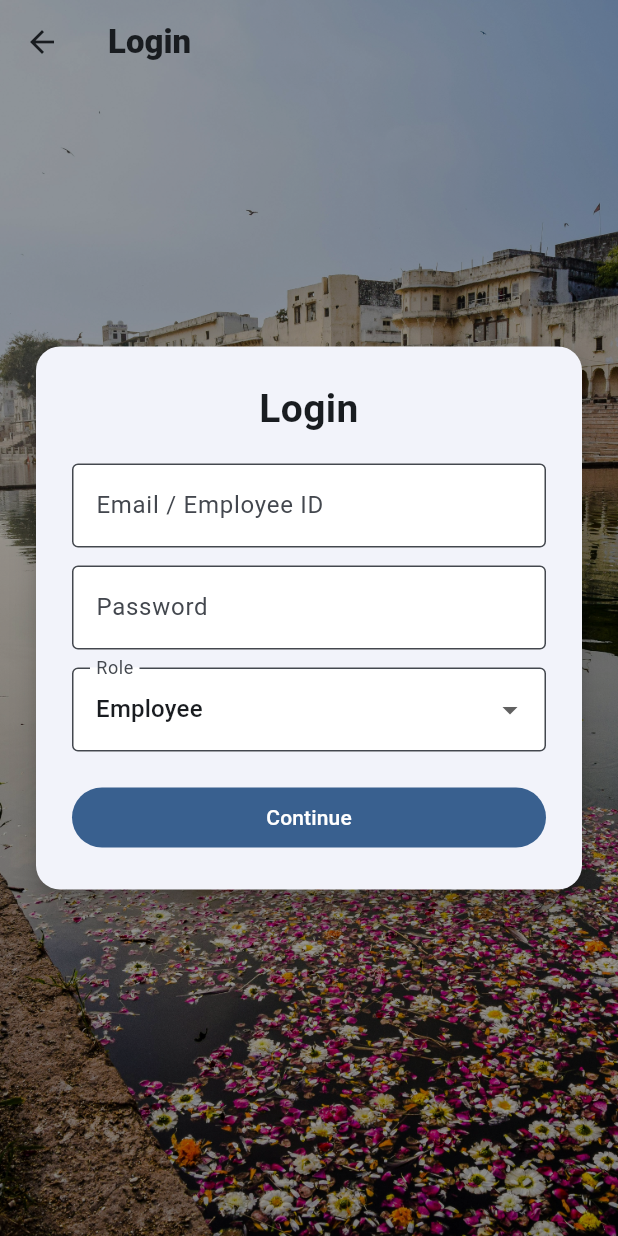
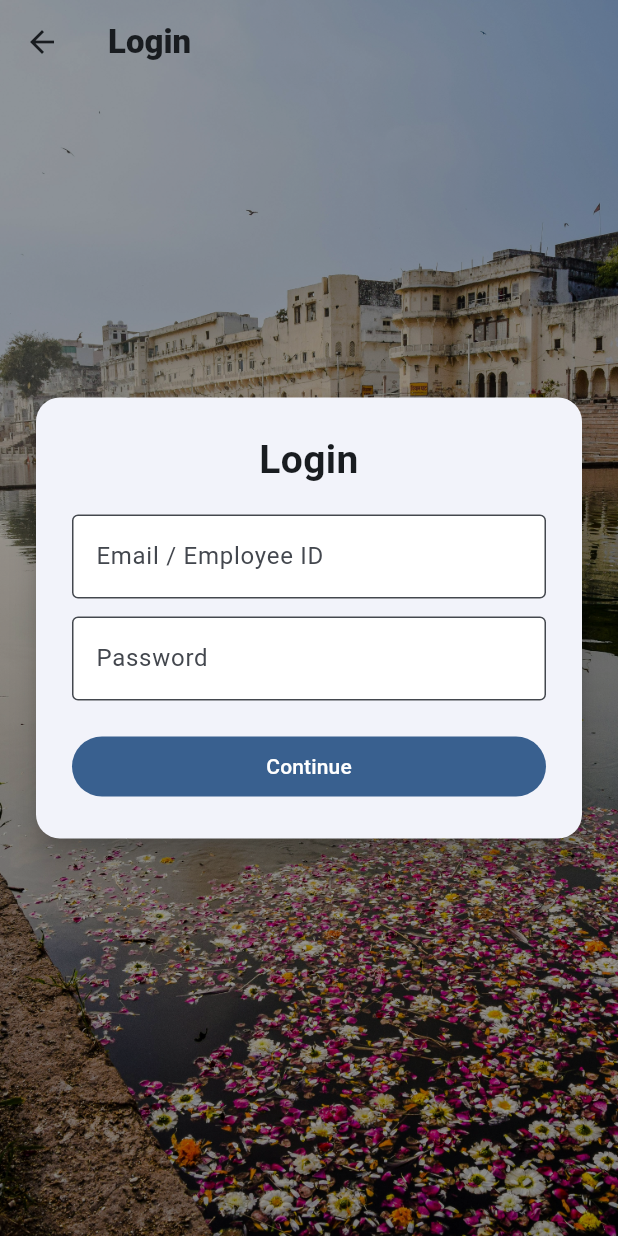
Before and after one commit to VishalX9/Hydro-, a Flutter app: the screen it shows after launch, after a tap on "Login", on a phone screen of 412 x 824 dp. Run offline on Flutter 3.47's test engine with Material 3 defaults, Android fonts, the phone set to English and light mode, and no system bars; our stand-ins replace camera, flutter_map, geocoding, geolocator, latlong2, table_calendar; missing offline and left inert: mobile_scanner.

Commit message:
Improve login security and update project documentation
Remove role selection from login screen and use authenticated role from backend; update replit.md with recent changes.

Replit-Commit-Author: Agent
Replit-Commit-Session-Id: a36f49df-649e-4707-819b-97e5ba2a9f1a
Replit-Commit-Checkpoint-Type: intermediate_checkpoint
Replit-Commit-Screenshot-Url: https://storage.googleapis.com/screenshot-production-us-central1/5796d029-1b8d-4552-8db7-b26ea91b7997/a36f49df-649e-4707-819b-97e5ba2a9f1a/m5ToSnd

```diff
--- a/lib/screens/login_screen.dart
+++ b/lib/screens/login_screen.dart
@@ -12,7 +12,6 @@ class LoginScreen extends StatefulWidget {
 class _LoginScreenState extends State<LoginScreen> {
   final TextEditingController _email = TextEditingController();
   final TextEditingController _pass = TextEditingController();
-  String role = 'Employee';
   final ApiClient _api = ApiClient();
   bool _loading = false;
 
@@ -75,22 +74,6 @@ class _LoginScreenState extends State<LoginScreen> {
                         ),
                         obscureText: true,
                       ),
-                      const SizedBox(height: 12),
-
-                      DropdownButtonFormField<String>(
-                        initialValue: role,
-                        items: const [
-                          DropdownMenuItem(value: 'Employee', child: Text('Employee')),
-                          DropdownMenuItem(value: 'Supervisor', child: Text('Supervisor')),
-                          DropdownMenuItem(value: 'Analyst', child: Text('Analyst')),
-                        ],
-                        onChanged: (v) => setState(() => role = v ?? role),
-                        decoration: const InputDecoration(
-                          labelText: 'Role',
-                          filled: true,
-                          fillColor: Colors.white,
-                        ),
-                      ),
                       const SizedBox(height: 20),
 
                       FilledButton(
@@ -108,13 +91,15 @@ class _LoginScreenState extends State<LoginScreen> {
                               try {
                                 final resp = await _api.login(username: email, password: _pass.text);
                                 if (resp['ok'] == true) {
-                                  if (role == 'Supervisor') {
+                                  final userRole = resp['user']?['role'] ?? 'Employee';
+
+                                  if (userRole == 'Supervisor') {
                                     Navigator.pushReplacementNamed(
                                       context,
                                       '/home',
                                       arguments: {'role': 'supervisor', 'index': 1},
                                     );
-                                  } else if (role == 'Analyst') {
+                                  } else if (userRole == 'Analyst') {
                                     Navigator.pushReplacementNamed(context, '/analyst');
                                   } else {
                                     Navigator.pushReplacementNamed(
```
Also changed, not shown: 1 other file.
